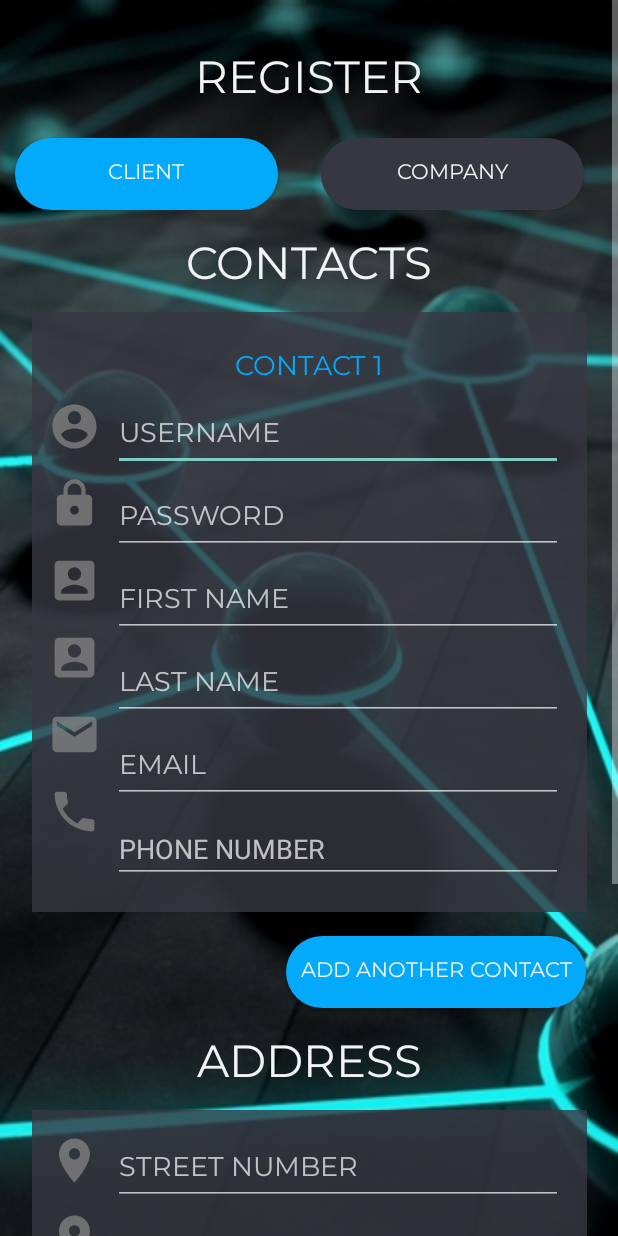
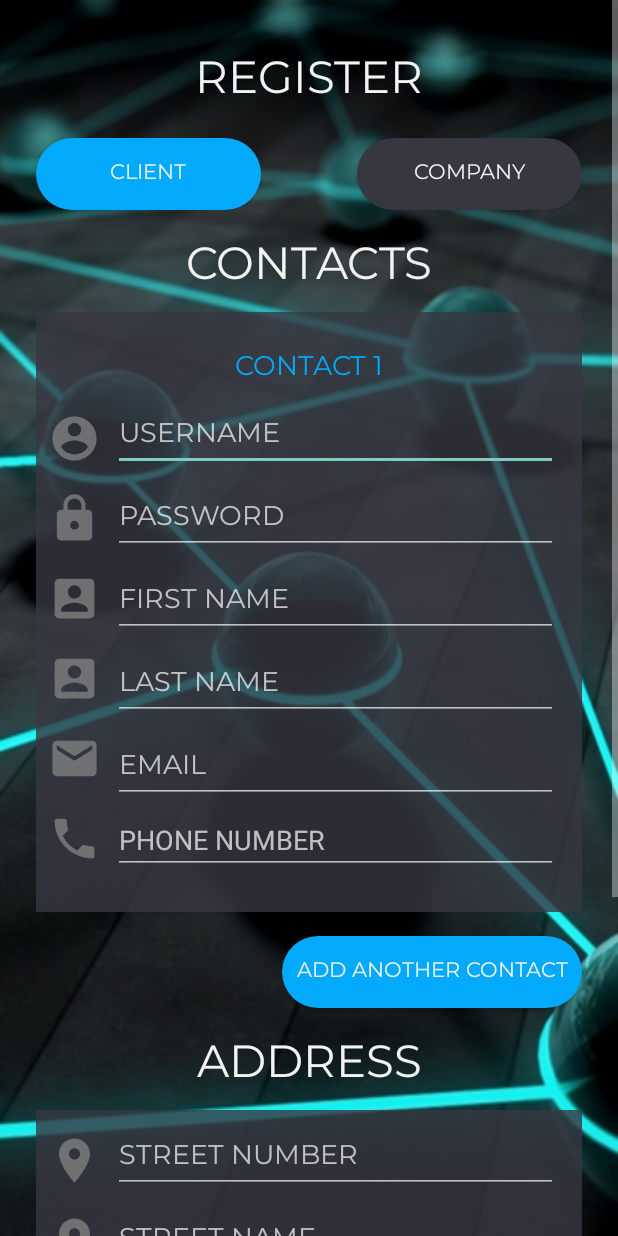
Before and after one commit to cheese-advocate/LinkVantage-Android, an Android app: the RegisterAccount screen opened directly, with no data from a screen before it, on a phone screen of 412 x 824 dp. Run offline under Robolectric (Android 15) with nearby library versions, the phone set to English and light mode, and no system bars.

Commit message:
Made minor layout changes to the app. Layout should now look better on different devices but it is still not perfect

```diff
--- a/CompulinkApp/app/src/main/res/layout/activity_register_account.xml
+++ b/CompulinkApp/app/src/main/res/layout/activity_register_account.xml
@@ -31,9 +31,9 @@
 
         <Button
             android:id="@+id/clientOptionBut"
-            android:layout_width="175dp"
+            android:layout_width="150dp"
             android:layout_height="wrap_content"
-            android:layout_marginStart="10dp"
+            android:layout_marginStart="24dp"
             android:layout_marginTop="16dp"
             android:background="@drawable/rounded_button"
             android:fontFamily="@font/montserrat"
@@ -44,17 +44,15 @@
 
         <Button
             android:id="@+id/companyOptionBut"
-            android:layout_width="175dp"
+            android:layout_width="150dp"
             android:layout_height="wrap_content"
-            android:layout_marginStart="16dp"
             android:layout_marginTop="16dp"
-            android:layout_marginEnd="10dp"
+            android:layout_marginEnd="24dp"
             android:background="@drawable/grey_rounded_button"
             android:fontFamily="@font/montserrat"
             android:text="@string/company_option_txt"
             android:textColor="#F3F3F3"
             app:layout_constraintEnd_toEndOf="parent"
-            app:layout_constraintStart_toEndOf="@+id/clientOptionBut"
             app:layout_constraintTop_toBottomOf="@+id/registerTitle" />
 
         <TextView
@@ -73,13 +71,14 @@
 
         <View
             android:id="@+id/view"
-            android:layout_width="370dp"
+            android:layout_width="0dp"
             android:layout_height="400dp"
-            android:layout_marginStart="20dp"
+            android:layout_marginStart="24dp"
             android:layout_marginTop="8dp"
-            android:layout_marginEnd="20dp"
+            android:layout_marginEnd="24dp"
             android:background="#CC373741"
             app:layout_constraintEnd_toEndOf="parent"
+            app:layout_constraintHorizontal_bias="0.0"
             app:layout_constraintStart_toStartOf="parent"
             app:layout_constraintTop_toBottomOf="@+id/contactsTitle" />
 
@@ -99,8 +98,9 @@
 
         <EditText
             android:id="@+id/usernameRegInp"
-            android:layout_width="300dp"
+            android:layout_width="0dp"
             android:layout_height="wrap_content"
+            android:layout_marginStart="8dp"
             android:layout_marginTop="8dp"
             android:layout_marginEnd="16dp"
             android:ems="10"
@@ -109,12 +109,14 @@
             android:inputType="textPersonName"
             android:textColor="#F3F3F3"
             app:layout_constraintEnd_toEndOf="@+id/view"
+            app:layout_constraintStart_toEndOf="@+id/usernameIco"
             app:layout_constraintTop_toBottomOf="@+id/textView4" />
 
         <EditText
             android:id="@+id/passwordRegInp"
-            android:layout_width="300dp"
+            android:layout_width="0dp"
             android:layout_height="wrap_content"
+            android:layout_marginStart="8dp"
             android:layout_marginTop="8dp"
             android:layout_marginEnd="16dp"
             android:ems="10"
@@ -123,12 +125,14 @@
             android:inputType="textPassword"
             android:textColor="#F3F3F3"
             app:layout_constraintEnd_toEndOf="@+id/view"
+            app:layout_constraintStart_toEndOf="@+id/passwordIco"
             app:layout_constraintTop_toBottomOf="@+id/usernameRegInp" />
 
         <EditText
             android:id="@+id/firstNameInp"
-            android:layout_width="300dp"
+            android:layout_width="0dp"
             android:layout_height="wrap_content"
+            android:layout_marginStart="8dp"
             android:layout_marginTop="8dp"
             android:layout_marginEnd="16dp"
             android:ems="10"
@@ -137,12 +141,14 @@
             android:inputType="textPersonName"
             android:textColor="#F3F3F3"
             app:layout_constraintEnd_toEndOf="@+id/view"
+            app:layout_constraintStart_toEndOf="@+id/firstNameIco"
             app:layout_constraintTop_toBottomOf="@+id/passwordRegInp" />
 
         <EditText
             android:id="@+id/lastNameInp"
-            android:layout_width="300dp"
+            android:layout_width="0dp"
             android:layout_height="wrap_content"
+            android:layout_marginStart="8dp"
             android:layout_marginTop="8dp"
             android:layout_marginEnd="16dp"
             android:ems="10"
@@ -151,12 +157,14 @@
             android:inputType="textPersonName"
             android:textColor="#F3F3F3"
             app:layout_constraintEnd_toEndOf="@+id/view"
+            app:layout_constraintStart_toEndOf="@+id/imageView5"
             app:layout_constraintTop_toBottomOf="@+id/firstNameInp" />
 
         <EditText
             android:id="@+id/emailRegInp"
-            android:layout_width="300dp"
+            android:layout_width="0dp"
             android:layout_height="wrap_content"
+            android:layout_marginStart="8dp"
             android:layout_marginTop="8dp"
             android:layout_marginEnd="16dp"
             android:ems="10"
@@ -165,27 +173,32 @@
             android:inputType="textEmailAddress"
             android:textColor="#F3F3F3"
             app:layout_constraintEnd_toEndOf="@+id/view"
+            app:layout_constraintStart_toEndOf="@+id/emailIco"
             app:layout_constraintTop_toBottomOf="@+id/lastNameInp" />
 
         <EditText
             android:id="@+id/phoneRegInp"
-            android:layout_width="300dp"
+            android:layout_width="0dp"
             android:layout_height="wrap_content"
+            android:layout_marginStart="8dp"
             android:layout_marginTop="8dp"
             android:layout_marginEnd="16dp"
+            android:layout_marginBottom="32dp"
             android:ems="10"
             android:hint="@string/phone_number_reg_inp"
             android:inputType="phone"
+            app:layout_constraintBottom_toBottomOf="@+id/view"
             app:layout_constraintEnd_toEndOf="@+id/view"
+            app:layout_constraintStart_toEndOf="@+id/imageView6"
             app:layout_constraintTop_toBottomOf="@+id/emailRegInp" />
 
         <ImageView
             android:id="@+id/usernameIco"
             android:layout_width="35dp"
             android:layout_height="35dp"
-            android:layout_marginTop="8dp"
-            android:layout_marginEnd="8dp"
-            app:layout_constraintEnd_toStartOf="@+id/usernameRegInp"
+            android:layout_marginStart="8dp"
+            android:layout_marginTop="16dp"
+            app:layout_constraintStart_toStartOf="@+id/view"
             app:layout_constraintTop_toBottomOf="@+id/textView4"
             app:srcCompat="@drawable/ic_account" />
 
@@ -193,9 +206,9 @@
             android:id="@+id/passwordIco"
             android:layout_width="35dp"
             android:layout_height="35dp"
-            android:layout_marginTop="16dp"
-            android:layout_marginEnd="8dp"
-            app:layout_constraintEnd_toStartOf="@+id/passwordRegInp"
+            android:layout_marginStart="8dp"
+            android:layout_marginTop="18dp"
+            app:layout_constraintStart_toStartOf="@+id/view"
             app:layout_constraintTop_toBottomOf="@+id/usernameIco"
             app:srcCompat="@drawable/ic_lock" />
 
@@ -203,9 +216,9 @@
             android:id="@+id/emailIco"
             android:layout_width="35dp"
             android:layout_height="35dp"
-            android:layout_marginTop="16dp"
-            android:layout_marginEnd="8dp"
-            app:layout_constraintEnd_toStartOf="@+id/emailRegInp"
+            android:layout_marginStart="8dp"
+            android:layout_marginTop="18dp"
+            app:layout_constraintStart_toStartOf="@+id/view"
             app:layout_constraintTop_toBottomOf="@+id/imageView5"
             app:srcCompat="@drawable/ic_email" />
 
@@ -213,9 +226,9 @@
             android:id="@+id/firstNameIco"
             android:layout_width="35dp"
             android:layout_height="35dp"
-            android:layout_marginTop="16dp"
-            android:layout_marginEnd="8dp"
-            app:layout_constraintEnd_toStartOf="@+id/firstNameInp"
+            android:layout_marginStart="8dp"
+            android:layout_marginTop="18dp"
+            app:layout_constraintStart_toStartOf="@+id/view"
             app:layout_constraintTop_toBottomOf="@+id/passwordIco"
             app:srcCompat="@drawable/ic_details" />
 
@@ -223,9 +236,9 @@
             android:id="@+id/imageView5"
             android:layout_width="35dp"
             android:layout_height="35dp"
-            android:layout_marginTop="16dp"
-            android:layout_marginEnd="8dp"
-            app:layout_constraintEnd_toStartOf="@+id/lastNameInp"
+            android:layout_marginStart="8dp"
+            android:layout_marginTop="18dp"
+            app:layout_constraintStart_toStartOf="@+id/view"
             app:layout_constraintTop_toBottomOf="@+id/firstNameIco"
             app:srcCompat="@drawable/ic_details" />
 
@@ -233,9 +246,11 @@
             android:id="@+id/imageView6"
             android:layout_width="35dp"
             android:layout_height="35dp"
-            android:layout_marginTop="16dp"
-            android:layout_marginEnd="8dp"
-            app:layout_constraintEnd_toStartOf="@+id/phoneRegInp"
+            android:layout_marginStart="8dp"
+            android:layout_marginTop="18dp"
+            android:layout_marginBottom="32dp"
+            app:layout_constraintBottom_toBottomOf="@+id/view"
+            app:layout_constraintStart_toStartOf="@+id/view"
             app:layout_constraintTop_toBottomOf="@+id/emailIco"
             app:srcCompat="@drawable/ic_phone" />
 
@@ -244,7 +259,7 @@
             android:layout_width="200dp"
             android:layout_height="wrap_content"
             android:layout_marginTop="16dp"
-            android:layout_marginEnd="21dp"
+            android:layout_marginEnd="24dp"
             android:background="@drawable/rounded_button"
             android:fontFamily="@font/montserrat"
             android:text="@string/add_another_contact_btn_txt"
@@ -268,9 +283,11 @@
 
         <View
             android:id="@+id/addressRegContainer"
-            android:layout_width="370dp"
+            android:layout_width="0dp"
             android:layout_height="300dp"
+            android:layout_marginStart="24dp"
             android:layout_marginTop="8dp"
+            android:layout_marginEnd="24dp"
             android:background="#CC373741"
             app:layout_constraintEnd_toEndOf="parent"
             app:layout_constraintStart_toStartOf="parent"
@@ -278,9 +295,10 @@
 
         <EditText
             android:id="@+id/streetNumRegInp"
-            android:layout_width="300dp"
+            android:layout_width="0dp"
             android:layout_height="wrap_content"
-            android:layout_marginTop="16dp"
+            android:layout_marginStart="8dp"
+            android:layout_marginTop="8dp"
             android:layout_marginEnd="16dp"
             android:ems="10"
             android:fontFamily="@font/montserrat"
@@ -288,12 +306,14 @@
             android:inputType="number"
             android:textColor="#F3F3F3"
             app:layout_constraintEnd_toEndOf="@+id/addressRegContainer"
+            app:layout_constraintStart_toEndOf="@+id/streetNumIco"
             app:layout_constraintTop_toTopOf="@+id/addressRegContainer" />
 
         <EditText
             android:id="@+id/adressRegInp"
-            android:layout_width="300dp"
+            android:layout_width="0dp"
             android:layout_height="wrap_content"
+            android:layout_marginStart="8dp"
             android:layout_marginTop="8dp"
             android:layout_marginEnd="16dp"
             android:ems="10"
@@ -302,12 +322,14 @@
             android:inputType="textPersonName"
             android:textColor="#F3F3F3"
             app:layout_constraintEnd_toEndOf="@+id/addressRegContainer"
+            app:layout_constraintStart_toEndOf="@+id/streetNameIco"
             app:layout_constraintTop_toBottomOf="@+id/streetNumRegInp" />
 
         <EditText
             android:id="@+id/citySuburbRegInp"
-            android:layout_width="300dp"
+            android:layout_width="0dp"
             android:layout_height="wrap_content"
+            android:layout_marginStart="8dp"
             android:layout_marginTop="8dp"
             android:layout_marginEnd="16dp"
             android:ems="10"
@@ -316,12 +338,14 @@
             android:inputType="textPersonName"
             android:textColor="#F3F3F3"
             app:layout_constraintEnd_toEndOf="@+id/addressRegContainer"
+            app:layout_constraintStart_toEndOf="@+id/citySuburbIco"
             app:layout_constraintTop_toBottomOf="@+id/adressRegInp" />
 
         <EditText
             android:id="@+id/postalCodeRegInp"
-            android:layout_width="300dp"
+            android:layout_width="0dp"
             android:layout_height="wrap_content"
+            android:layout_marginStart="8dp"
             android:layout_marginTop="8dp"
             android:layout_marginEnd="16dp"
             android:ems="10"
@@ -330,32 +354,40 @@
             android:inputType="textPersonName"
             android:textColor="#F3F3F3"
             app:layout_constraintEnd_toEndOf="@+id/addressRegContainer"
+            app:layout_constraintStart_toEndOf="@+id/postalCodeIco"
             app:layout_constraintTop_toBottomOf="@+id/citySuburbRegInp" />
 
         <EditText
             android:id="@+id/additionalInfoRegInp"
-            android:layout_width="300dp"
+            android:layout_width="0dp"
             android:layout_height="wrap_content"
+            android:layout_marginStart="8dp"
             android:layout_marginTop="8dp"
             android:layout_marginEnd="16dp"
+            android:layout_marginBottom="32dp"
             android:ems="10"
             android:fontFamily="@font/montserrat"
             android:hint="@string/additional_information_reg_txt"
             android:inputType="textPersonName"
             android:textColor="#F3F3F3"
+            app:layout_constraintBottom_toBottomOf="@+id/addressRegContainer"
             app:layout_constraintEnd_toEndOf="@+id/addressRegContainer"
+            app:layout_constraintStart_toEndOf="@+id/additionalInfoIco"
             app:layout_constraintTop_toBottomOf="@+id/postalCodeRegInp" />
 
         <Button
             android:id="@+id/registerBut"
             android:layout_width="200dp"
             android:layout_height="wrap_content"
-            android:layout_marginTop="64dp"
+            android:layout_marginTop="32dp"
+            android:layout_marginBottom="16dp"
             android:background="@drawable/rounded_button"
             android:fontFamily="@font/montserrat"
             android:text="@string/register_account_btn_txt"
             android:textColor="#F3F3F3"
+            app:layout_constraintBottom_toBottomOf="parent"
             app:layout_constraintEnd_toEndOf="parent"
+            app:layout_constraintHorizontal_bias="0.497"
             app:layout_constraintStart_toStartOf="parent"
             app:layout_constraintTop_toBottomOf="@+id/addressRegContainer" />
 
@@ -363,9 +395,9 @@
             android:id="@+id/streetNumIco"
             android:layout_width="35dp"
             android:layout_height="35dp"
+            android:layout_marginStart="8dp"
             android:layout_marginTop="16dp"
-            android:layout_marginEnd="8dp"
-            app:layout_constraintEnd_toStartOf="@+id/streetNumRegInp"
+            app:layout_constraintStart_toStartOf="@+id/addressRegContainer"
             app:layout_constraintTop_toTopOf="@+id/addressRegContainer"
             app:srcCompat="@drawable/ic_location" />
 
@@ -373,9 +405,9 @@
             android:id="@+id/streetNameIco"
             android:layout_width="35dp"
             android:layout_height="35dp"
-            android:layout_marginTop="16dp"
-            android:layout_marginEnd="8dp"
-            app:layout_constraintEnd_toStartOf="@+id/adressRegInp"
+            android:layout_marginStart="8dp"
+            android:layout_marginTop="18dp"
+            app:layout_constraintStart_toStartOf="@+id/addressRegContainer"
             app:layout_constraintTop_toBottomOf="@+id/streetNumIco"
             app:srcCompat="@drawable/ic_location" />
 
@@ -383,9 +415,9 @@
             android:id="@+id/citySuburbIco"
             android:layout_width="35dp"
             android:layout_height="35dp"
-            android:layout_marginTop="16dp"
-            android:layout_marginEnd="8dp"
-            app:layout_constraintEnd_toStartOf="@+id/citySuburbRegInp"
+            android:layout_marginStart="8dp"
+            android:layout_marginTop="18dp"
+            app:layout_constraintStart_toStartOf="@+id/addressRegContainer"
             app:layout_constraintTop_toBottomOf="@+id/streetNameIco"
             app:srcCompat="@drawable/ic_house" />
 
@@ -393,9 +425,9 @@
             android:id="@+id/postalCodeIco"
             android:layout_width="35dp"
             android:layout_height="35dp"
-            android:layout_marginTop="16dp"
-            android:layout_marginEnd="8dp"
-            app:layout_constraintEnd_toStartOf="@+id/postalCodeRegInp"
+            android:layout_marginStart="8dp"
+            android:layout_marginTop="18dp"
+            app:layout_constraintStart_toStartOf="@+id/addressRegContainer"
             app:layout_constraintTop_toBottomOf="@+id/citySuburbIco"
             app:srcCompat="@drawable/ic_email" />
 
@@ -403,9 +435,11 @@
             android:id="@+id/additionalInfoIco"
             android:layout_width="35dp"
             android:layout_height="35dp"
-            android:layout_marginTop="16dp"
-            android:layout_marginEnd="8dp"
-            app:layout_constraintEnd_toStartOf="@+id/additionalInfoRegInp"
+            android:layout_marginStart="8dp"
+            android:layout_marginTop="18dp"
+            android:layout_marginBottom="32dp"
+            app:layout_constraintBottom_toBottomOf="@+id/addressRegContainer"
+            app:layout_constraintStart_toStartOf="@+id/addressRegContainer"
             app:layout_constraintTop_toBottomOf="@+id/postalCodeIco"
             app:srcCompat="@drawable/ic_info" />
 
--- a/CompulinkApp/build.gradle
+++ b/CompulinkApp/build.gradle
@@ -7,7 +7,7 @@ buildscript {
 
     }
     dependencies {
-        classpath 'com.android.tools.build:gradle:3.6.2'
+        classpath 'com.android.tools.build:gradle:4.0.0'
 
         // NOTE: Do not place your application dependencies here; they belong
         // in the individual module build.gradle files
```
Also changed, not shown: CompulinkApp/app/src/main/res/layout/activity_forgot_password.xml (+18 -8 lines), CompulinkApp/app/src/main/res/layout/login_activity.xml (+21 -27 lines), CompulinkApp/gradle/wrapper/gradle-wrapper.properties.
